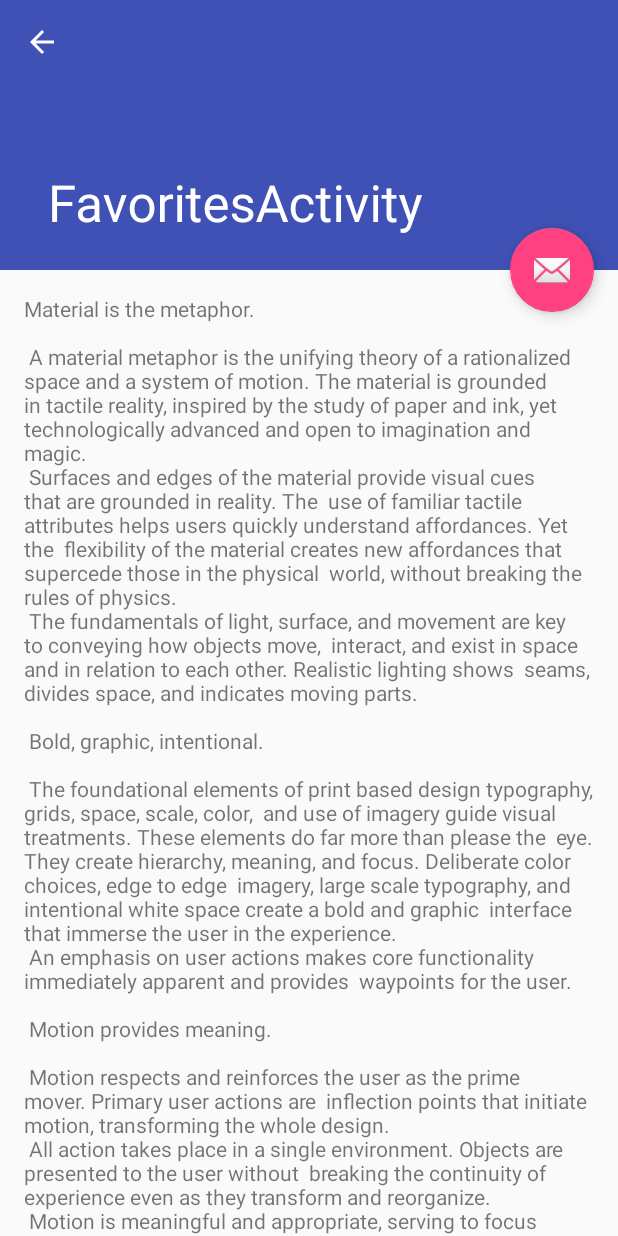
After one commit to ZGorlock/Movie-Tracker, an Android app: the FavoritesActivity screen opened directly, with no data from a screen before it, on a phone screen of 412 x 824 dp. The commit adds this screen. Run offline under Robolectric (Android 15) with nearby library versions, the phone set to English and light mode, and no system bars.

Commit message:
Added Favorites, Moved Settings
Realized that home should display the upcoming shows, favorites should show the seeding favorite values.

```diff
--- /dev/null
+++ b/App/app/src/main/java/team12/movietracker/FavoritesActivity.java
@@ -0,0 +1,29 @@
+package team12.movietracker;
+
+import android.os.Bundle;
+import android.support.design.widget.FloatingActionButton;
+import android.support.design.widget.Snackbar;
+import android.support.v7.app.AppCompatActivity;
+import android.support.v7.widget.Toolbar;
+import android.view.View;
+
+public class FavoritesActivity extends AppCompatActivity {
+
+    @Override
+    protected void onCreate(Bundle savedInstanceState) {
+        super.onCreate(savedInstanceState);
+        setContentView(R.layout.activity_favorites);
+        Toolbar toolbar = (Toolbar) findViewById(R.id.toolbar);
+        setSupportActionBar(toolbar);
+
+        FloatingActionButton fab = (FloatingActionButton) findViewById(R.id.fab);
+        fab.setOnClickListener(new View.OnClickListener() {
+            @Override
+            public void onClick(View view) {
+                Snackbar.make(view, "Replace with your own action", Snackbar.LENGTH_LONG)
+                        .setAction("Action", null).show();
+            }
+        });
+        getSupportActionBar().setDisplayHomeAsUpEnabled(true);
+    }
+}
--- /dev/null
+++ b/App/app/src/main/res/layout/activity_favorites.xml
@@ -0,0 +1,47 @@
+<?xml version="1.0" encoding="utf-8"?>
+<android.support.design.widget.CoordinatorLayout xmlns:android="http://schemas.android.com/apk/res/android"
+    xmlns:app="http://schemas.android.com/apk/res-auto"
+    xmlns:tools="http://schemas.android.com/tools"
+    android:layout_width="match_parent"
+    android:layout_height="match_parent"
+    android:fitsSystemWindows="true"
+    tools:context="team12.movietracker.FavoritesActivity">
+
+    <android.support.design.widget.AppBarLayout
+        android:id="@+id/app_bar"
+        android:layout_width="match_parent"
+        android:layout_height="@dimen/app_bar_height"
+        android:fitsSystemWindows="true"
+        android:theme="@style/AppTheme.AppBarOverlay">
+
+        <android.support.design.widget.CollapsingToolbarLayout
+            android:id="@+id/toolbar_layout"
+            android:layout_width="match_parent"
+            android:layout_height="match_parent"
+            android:fitsSystemWindows="true"
+            app:contentScrim="?attr/colorPrimary"
+            app:layout_scrollFlags="scroll|exitUntilCollapsed"
+            app:toolbarId="@+id/toolbar">
+
+            <android.support.v7.widget.Toolbar
+                android:id="@+id/toolbar"
+                android:layout_width="match_parent"
+                android:layout_height="?attr/actionBarSize"
+                app:layout_collapseMode="pin"
+                app:popupTheme="@style/AppTheme.PopupOverlay" />
+
+        </android.support.design.widget.CollapsingToolbarLayout>
+    </android.support.design.widget.AppBarLayout>
+
+    <include layout="@layout/content_favorites" />
+
+    <android.support.design.widget.FloatingActionButton
+        android:id="@+id/fab"
+        android:layout_width="wrap_content"
+        android:layout_height="wrap_content"
+        android:layout_margin="@dimen/fab_margin"
+        app:layout_anchor="@id/app_bar"
+        app:layout_anchorGravity="bottom|end"
+        app:srcCompat="@android:drawable/ic_dialog_email" />
+
+</android.support.design.widget.CoordinatorLayout>
--- /dev/null
+++ b/App/app/src/main/res/layout/content_favorites.xml
@@ -0,0 +1,17 @@
+<?xml version="1.0" encoding="utf-8"?>
+<android.support.v4.widget.NestedScrollView xmlns:android="http://schemas.android.com/apk/res/android"
+    xmlns:app="http://schemas.android.com/apk/res-auto"
+    xmlns:tools="http://schemas.android.com/tools"
+    android:layout_width="match_parent"
+    android:layout_height="match_parent"
+    app:layout_behavior="@string/appbar_scrolling_view_behavior"
+    tools:context="team12.movietracker.FavoritesActivity"
+    tools:showIn="@layout/activity_favorites">
+
+    <TextView
+        android:layout_width="wrap_content"
+        android:layout_height="wrap_content"
+        android:layout_margin="@dimen/text_margin"
+        android:text="@string/large_text" />
+
+</android.support.v4.widget.NestedScrollView>
--- a/App/app/src/main/res/values/strings.xml
+++ b/App/app/src/main/res/values/strings.xml
@@ -191,4 +191,7 @@
     <string name="section_format">Hello World from section: %1$d</string>
     <string name="search">Search</string>
     <string name="searchable_hint">Enter Show or Director</string>
+    <string name="settings_menu">Settings</string>
+    <string name="title_favorites">Favorites</string>
+    <string name="title_activity_favorites">FavoritesActivity</string>
 </resources>
```
Also changed, not shown: App/app/src/main/AndroidManifest.xml (+12 -4 lines), App/app/src/main/java/team12/movietracker/HomeActivity.java (+8 -4 lines), App/app/src/main/res/menu/menu_favorites.xml (added, +10 -0 lines), App/app/src/main/res/menu/navigation.xml (+5 -4 lines), App/app/src/main/res/menu/search_menu.xml (+7 -1 lines).
